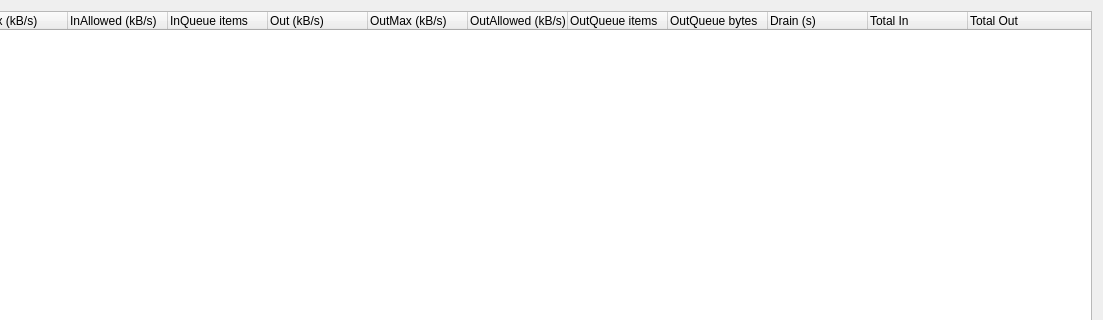
Old version of the form retroshare-gui/src/gui/statistics/BwCtrlWindow.ui in the repository RetroShare/RetroShare; both pictures show x 344 to 1447 and y 0 to 320 of the 1447 by 471 pixel window.
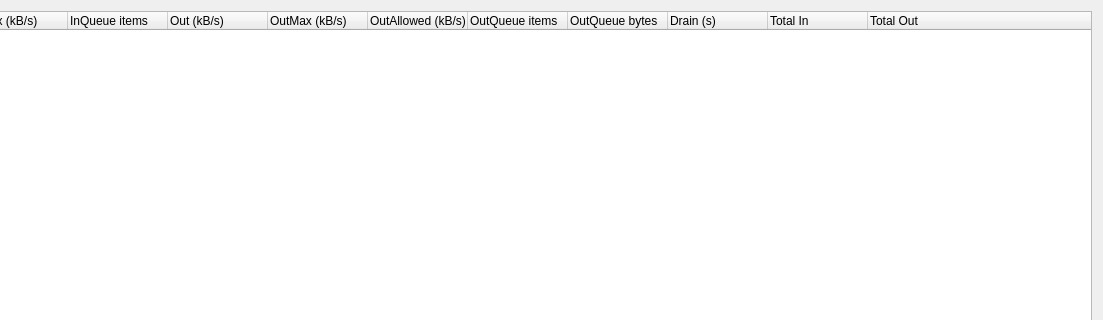
New version of the form. Custom widgets are drawn as their Qt base class.

Commit message: remove InAllowed column as our peers dont provide this information

```diff
--- a/retroshare-gui/src/gui/statistics/BwCtrlWindow.ui
+++ b/retroshare-gui/src/gui/statistics/BwCtrlWindow.ui
@@ -43,11 +43,6 @@
         <string>InMax (kB/s)</string>
        </property>
       </column>
-      <column>
-       <property name="text">
-        <string>InAllowed (kB/s)</string>
-       </property>
-      </column>
       <column>
        <property name="text">
         <string>InQueue items</string>
```
The commit also changes 2 other files.
